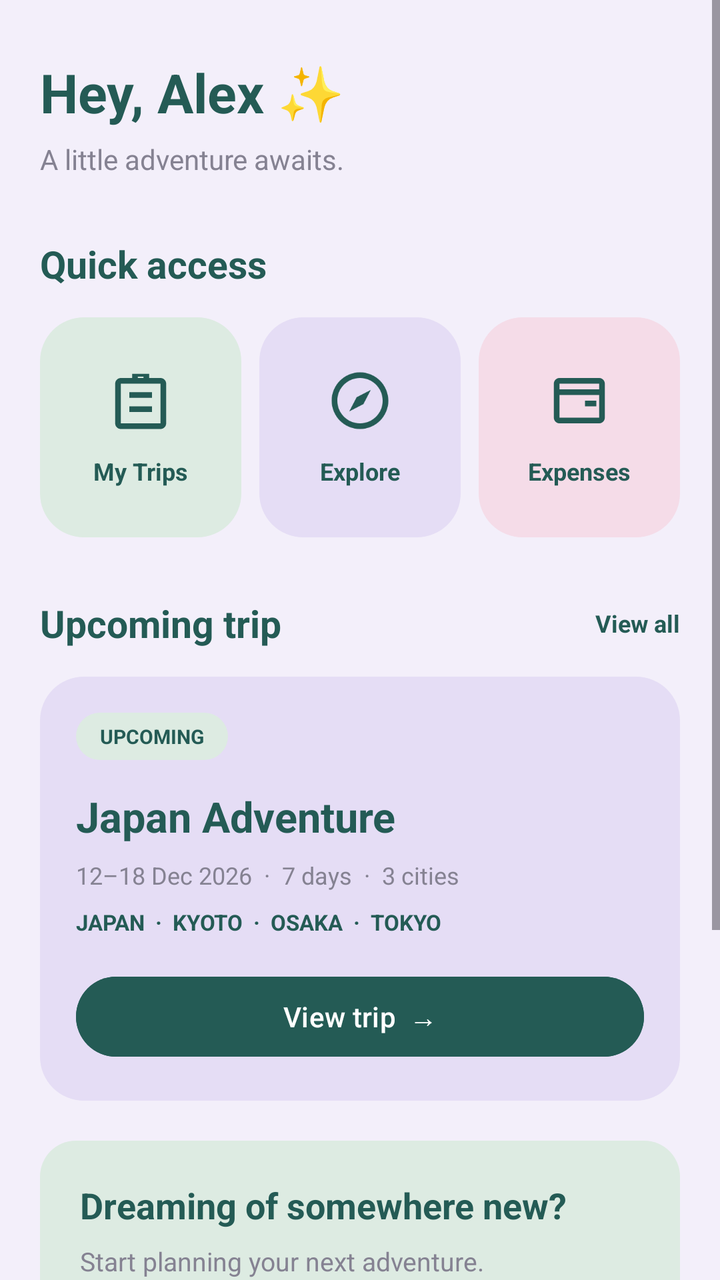
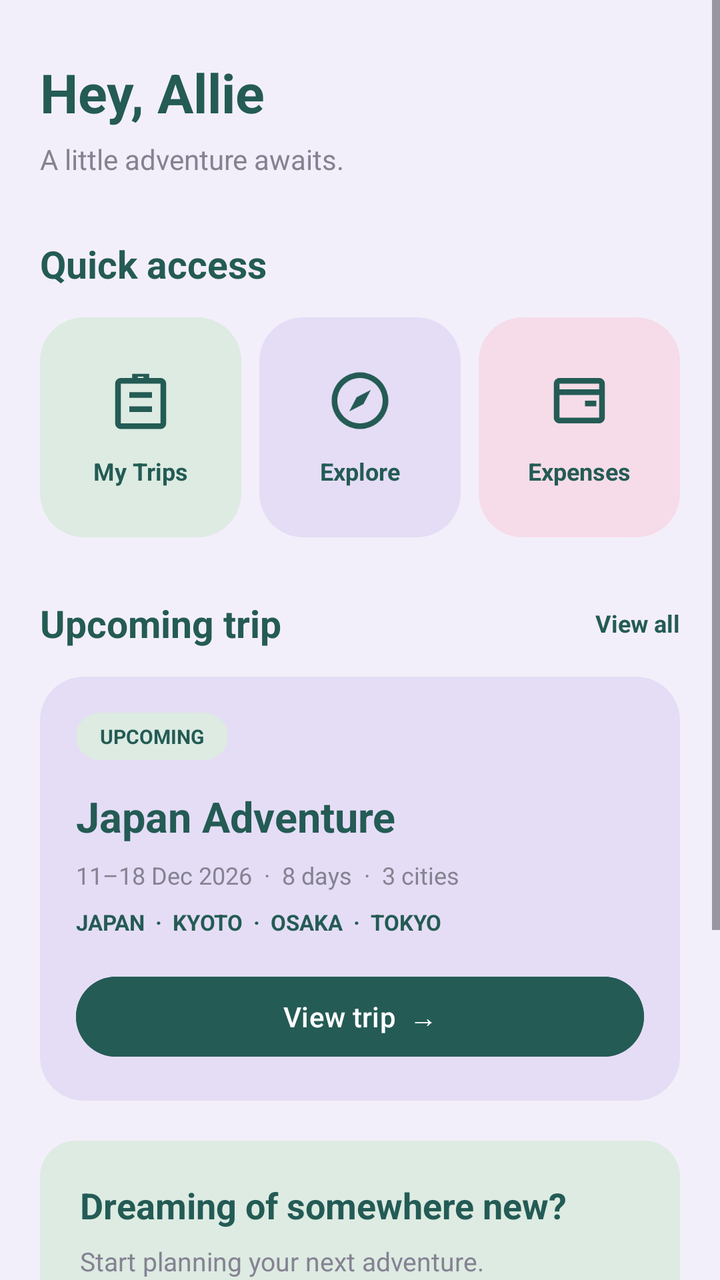

Before-and-after screenshots of an Android layout around one commit, followed by the original layout XML and the change that was made.
<!-- AndroidManifest.xml: application theme Theme.TripMate -->
<!-- res/layout/fragment_home.xml -->
<?xml version="1.0" encoding="utf-8"?>
<androidx.constraintlayout.widget.ConstraintLayout
    xmlns:android="http://schemas.android.com/apk/res/android"
    xmlns:app="http://schemas.android.com/apk/res-auto"
    android:layout_width="match_parent"
    android:layout_height="match_parent"
    android:background="#F3EFFA">

    <ScrollView
        android:id="@+id/homeScrollView"
        android:layout_width="0dp"
        android:layout_height="0dp"
        android:fillViewport="true"
        android:clipToPadding="false"
        android:paddingBottom="20dp"
        android:scrollbars="vertical"
        app:layout_constraintTop_toTopOf="parent"
        app:layout_constraintBottom_toBottomOf="parent"
        app:layout_constraintStart_toStartOf="parent"
        app:layout_constraintEnd_toEndOf="parent">

        <LinearLayout
            android:layout_width="match_parent"
            android:layout_height="wrap_content"
            android:orientation="vertical"
            android:paddingStart="20dp"
            android:paddingEnd="20dp"
            android:paddingTop="28dp"
            android:paddingBottom="20dp">

            
            <TextView
                android:layout_width="match_parent"
                android:layout_height="wrap_content"
                android:text="Hey, Alex ✨"
                android:textColor="#245B55"
                android:textSize="27sp"
                android:textStyle="bold"
                android:fontFamily="sans-serif" />

            <TextView
                android:layout_width="match_parent"
                android:layout_height="wrap_content"
                android:layout_marginTop="6dp"
                android:text="A little adventure awaits."
                android:textColor="#858292"
                android:textSize="14sp" />

            
            <TextView
                android:layout_width="match_parent"
                android:layout_height="wrap_content"
                android:layout_marginTop="30dp"
                android:text="Quick access"
                android:textColor="#245B55"
                android:textSize="19sp"
                android:textStyle="bold" />

            
            <LinearLayout
                android:layout_width="match_parent"
                android:layout_height="wrap_content"
                android:orientation="horizontal"
                android:layout_marginTop="14dp"
                android:weightSum="3">

                
                <LinearLayout
                    android:id="@+id/btnMyTrips"
                    android:layout_width="0dp"
                    android:layout_height="110dp"
                    android:layout_weight="1"
                    android:layout_marginEnd="6dp"
                    android:background="@drawable/bg_card_sage"
                    android:gravity="center"
                    android:orientation="vertical"
                    android:clickable="true"
                    android:focusable="true"
                    android:padding="8dp">

                    <ImageView
                        android:layout_width="34dp"
                        android:layout_height="34dp"
                        android:src="@drawable/ic_my_trips"
                        android:contentDescription="My trips icon"
                        android:scaleType="fitCenter" />

                    <TextView
                        android:layout_width="wrap_content"
                        android:layout_height="wrap_content"
                        android:layout_marginTop="10dp"
                        android:text="My Trips"
                        android:textColor="#245B55"
                        android:textSize="12sp"
                        android:textStyle="bold" />
                </LinearLayout>

                
                <LinearLayout
                    android:id="@+id/btnExplore"
                    android:layout_width="0dp"
                    android:layout_height="110dp"
                    android:layout_weight="1"
                    android:layout_marginHorizontal="3dp"
                    android:background="@drawable/bg_card_lavender"
                    android:gravity="center"
                    android:orientation="vertical"
                    android:clickable="true"
                    android:focusable="true"
                    android:padding="8dp">

                    <ImageView
                        android:layout_width="34dp"
                        android:layout_height="34dp"
                        android:src="@drawable/ic_explore"
                        android:contentDescription="Explore icon"
                        android:scaleType="fitCenter" />

                    <TextView
                        android:layout_width="wrap_content"
                        android:layout_height="wrap_content"
                        android:layout_marginTop="10dp"
                        android:text="Explore"
                        android:textColor="#245B55"
                        android:textSize="12sp"
                        android:textStyle="bold" />
                </LinearLayout>

                
                <LinearLayout
                    android:id="@+id/btnExpenses"
                    android:layout_width="0dp"
                    android:layout_height="110dp"
                    android:layout_weight="1"
                    android:layout_marginStart="6dp"
                    android:background="@drawable/bg_card_pink"
                    android:gravity="center"
                    android:orientation="vertical"
                    android:clickable="true"
                    android:focusable="true"
                    android:padding="8dp">

                    <ImageView
                        android:layout_width="34dp"
                        android:layout_height="34dp"
                        android:src="@drawable/ic_expenses"
                        android:contentDescription="Expenses icon"
                        android:scaleType="fitCenter" />

                    <TextView
                        android:layout_width="wrap_content"
                        android:layout_height="wrap_content"
                        android:layout_marginTop="10dp"
                        android:text="Expenses"
                        android:textColor="#245B55"
                        android:textSize="12sp"
                        android:textStyle="bold" />
                </LinearLayout>

            </LinearLayout>

            
            <LinearLayout
                android:layout_width="match_parent"
                android:layout_height="wrap_content"
                android:layout_marginTop="30dp"
                android:gravity="center_vertical"
                android:orientation="horizontal">

                <TextView
                    android:layout_width="0dp"
                    android:layout_height="wrap_content"
                    android:layout_weight="1"
                    android:text="Upcoming trip"
                    android:textColor="#245B55"
                    android:textSize="19sp"
                    android:textStyle="bold" />

                <TextView
                    android:layout_width="wrap_content"
                    android:layout_height="wrap_content"
                    android:text="View all"
                    android:textColor="#245B55"
                    android:textSize="12sp"
                    android:textStyle="bold" />

            </LinearLayout>

            
            <LinearLayout
                android:layout_width="match_parent"
                android:layout_height="wrap_content"
                android:layout_marginTop="14dp"
                android:background="@drawable/bg_card_lavender"
                android:orientation="vertical"
                android:padding="18dp">

                <TextView
                    android:layout_width="wrap_content"
                    android:layout_height="wrap_content"
                    android:background="@drawable/bg_icon_circle"
                    android:paddingHorizontal="12dp"
                    android:paddingVertical="5dp"
                    android:text="UPCOMING"
                    android:textColor="#245B55"
                    android:textSize="10sp"
                    android:textStyle="bold" />

                <TextView
                    android:layout_width="match_parent"
                    android:layout_height="wrap_content"
                    android:layout_marginTop="14dp"
                    android:text="Japan Adventure"
                    android:textColor="#245B55"
                    android:textSize="21sp"
                    android:textStyle="bold" />

                <TextView
                    android:layout_width="match_parent"
                    android:layout_height="wrap_content"
                    android:layout_marginTop="7dp"
                    android:text="12–18 Dec 2026  ·  7 days  ·  3 cities"
                    android:textColor="#858292"
                    android:textSize="12sp" />

                <TextView
                    android:layout_width="match_parent"
                    android:layout_height="wrap_content"
                    android:layout_marginTop="8dp"
                    android:text="JAPAN  ·  KYOTO  ·  OSAKA  ·  TOKYO"
                    android:textColor="#245B55"
                    android:textSize="11sp"
                    android:textStyle="bold" />

                <Button
                    android:id="@+id/btnViewTrip"
                    android:layout_width="match_parent"
                    android:layout_height="48dp"
                    android:layout_marginTop="16dp"
                    android:backgroundTint="#245B55"
                    android:text="View trip  →"
                    android:textAllCaps="false"
                    android:textColor="#FFFFFF"
                    android:textSize="14sp" />

            </LinearLayout>

            
            <LinearLayout
                android:layout_width="match_parent"
                android:layout_height="wrap_content"
                android:layout_marginTop="20dp"
                android:background="@drawable/bg_inspiration"
                android:gravity="center_vertical"
                android:orientation="vertical"
                android:padding="20dp">

                <TextView
                    android:layout_width="match_parent"
                    android:layout_height="wrap_content"
                    android:text="Dreaming of somewhere new?"
                    android:textColor="#245B55"
                    android:textSize="18sp"
                    android:textStyle="bold" />

                <TextView
                    android:layout_width="match_parent"
                    android:layout_height="wrap_content"
                    android:layout_marginTop="7dp"
                    android:text="Start planning your next adventure."
                    android:textColor="#858292"
                    android:textSize="13sp" />

                <Button
                    android:id="@+id/btnCreateTrip"
                    android:layout_width="wrap_content"
                    android:layout_height="46dp"
                    android:layout_marginTop="12dp"
                    android:backgroundTint="#245B55"
                    android:text="+  Create trip"
                    android:textAllCaps="false"
                    android:textColor="#FFFFFF"
                    android:textSize="13sp" />

            </LinearLayout>

            
            <LinearLayout
                android:layout_width="match_parent"
                android:layout_height="wrap_content"
                android:layout_marginTop="24dp"
                android:background="@drawable/bg_icon_circle"
                android:gravity="center"
                android:orientation="vertical"
                android:padding="22dp">

                <TextView
                    android:layout_width="match_parent"
                    android:layout_height="wrap_content"
                    android:gravity="center"
                    android:text="Collect moments,not just places."
                    android:textColor="#245B55"
                    android:textSize="19sp"
                    android:textStyle="bold" />

            </LinearLayout>

        </LinearLayout>

    </ScrollView>

</androidx.constraintlayout.widget.ConstraintLayout>
<!-- resources referenced by this layout -->
<resources>
  <!-- drawable bg_card_lavender (drawable) -->
  <?xml version="1.0" encoding="utf-8"?>
  <shape xmlns:android="http://schemas.android.com/apk/res/android">
      <solid android:color="#E5DDF5"/>
      <corners android:radius="22dp"/>
  </shape>
  <!-- drawable bg_card_pink (drawable) -->
  <?xml version="1.0" encoding="utf-8"?>
  <shape xmlns:android="http://schemas.android.com/apk/res/android">
      <solid android:color="#F5DCE8"/>
      <corners android:radius="22dp"/>
  </shape>
  <!-- drawable bg_card_sage (drawable) -->
  <?xml version="1.0" encoding="utf-8"?>
  <shape xmlns:android="http://schemas.android.com/apk/res/android">
      <solid android:color="@color/card_sage"/>
      <corners android:radius="22dp"/>
  </shape>
  <!-- drawable bg_icon_circle (drawable) -->
  <shape xmlns:android="http://schemas.android.com/apk/res/android">
      <solid android:color="#DDEBE2"/>
      <corners android:radius="50dp"/>
  </shape>
  <!-- drawable bg_inspiration (drawable) -->
  <shape xmlns:android="http://schemas.android.com/apk/res/android">
      <solid android:color="#DDEBE2"/>
      <corners android:radius="18dp"/>
  </shape>
  <!-- drawable ic_expenses (drawable) -->
  <vector xmlns:android="http://schemas.android.com/apk/res/android"
      android:width="24dp"
      android:height="24dp"
      android:viewportWidth="24"
      android:viewportHeight="24">
      <path
          android:fillColor="#245B55"
          android:pathData="M3,6 C3,4.9 3.9,4 5,4 L19,4 C20.1,4 21,4.9 21,6 L21,18 C21,19.1 20.1,20 19,20 L5,20 C3.9,20 3,19.1 3,18 Z M5,6 L5,8 L19,8 L19,6 Z M5,10 L5,18 L19,18 L19,10 Z M14,12 L18,12 L18,14 L14,14 Z"/>
  </vector>
  <!-- drawable ic_explore (drawable) -->
  <vector xmlns:android="http://schemas.android.com/apk/res/android"
      android:width="24dp"
      android:height="24dp"
      android:viewportWidth="24"
      android:viewportHeight="24">
      <path
          android:fillColor="#245B55"
          android:pathData="M12,2 C6.48,2 2,6.48 2,12 C2,17.52 6.48,22 12,22 C17.52,22 22,17.52 22,12 C22,6.48 17.52,2 12,2 Z M12,4 C16.42,4 20,7.58 20,12 C20,16.42 16.42,20 12,20 C7.58,20 4,16.42 4,12 C4,7.58 7.58,4 12,4 Z M15.8,8.2 L13.2,13.2 L8.2,15.8 L10.8,10.8 Z"/>
  </vector>
  <!-- drawable ic_my_trips (drawable) -->
  <vector xmlns:android="http://schemas.android.com/apk/res/android"
      android:width="24dp"
      android:height="24dp"
      android:viewportWidth="24"
      android:viewportHeight="24">
      <path
          android:fillColor="#245B55"
          android:pathData="M9,4 L9,2.5 L15,2.5 L15,4 L19,4 C20.1,4 21,4.9 21,6 L21,20 C21,21.1 20.1,22 19,22 L5,22 C3.9,22 3,21.1 3,20 L3,6 C3,4.9 3.9,4 5,4 Z M11,4 L13,4 L13,3.5 L11,3.5 Z M5,6 L5,20 L19,20 L19,6 Z M8,9 L16,9 L16,11 L8,11 Z M8,14 L16,14 L16,16 L8,16 Z"/>
  </vector>
  <style name="Theme.TripMate" parent="Base.Theme.TripMate" />
  <color name="card_sage">#DDEBE2</color>
  <style name="Base.Theme.TripMate" parent="Theme.Material3.DayNight.NoActionBar">
          
          
      </style>
</resources>

<!-- the commit's change to res/layout/fragment_home.xml (unified diff, before → after) -->
@@ -32,7 +32,7 @@
             <TextView
                 android:layout_width="match_parent"
                 android:layout_height="wrap_content"
-                android:text="Hey, Alex ✨"
+                android:text="Hey, Allie"
                 android:textColor="#245B55"
                 android:textSize="27sp"
                 android:textStyle="bold"
@@ -219,7 +219,7 @@
                     android:layout_width="match_parent"
                     android:layout_height="wrap_content"
                     android:layout_marginTop="7dp"
-                    android:text="12–18 Dec 2026  ·  7 days  ·  3 cities"
+                    android:text="11–18 Dec 2026  ·  8 days  ·  3 cities"
                     android:textColor="#858292"
                     android:textSize="12sp" />
 
